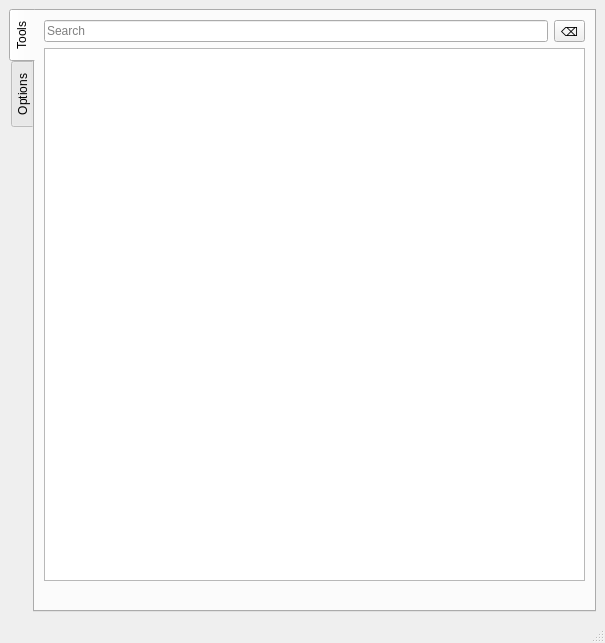
Above: resources/ui/browser.ui from cmontesano/xappt_qt before the change. Below: the same form after it.
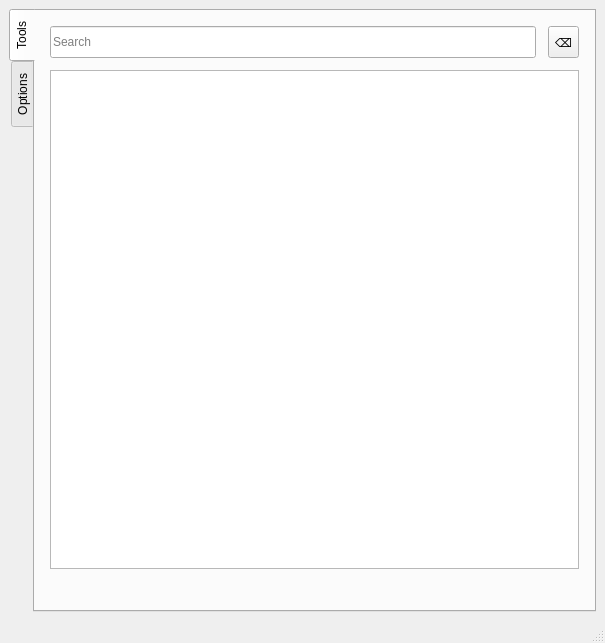
That is the form after the change.

Commit message: adjust spacing

```diff
--- a/resources/ui/browser.ui
+++ b/resources/ui/browser.ui
@@ -27,11 +27,34 @@
        <attribute name="title">
         <string>Tools</string>
        </attribute>
+       <layout class="QGridLayout" name="gridLayout_5">
+        <item row="0" column="0">
        <layout class="QGridLayout" name="gridLayout">
+          <property name="leftMargin">
+           <number>6</number>
+          </property>
+          <property name="topMargin">
+           <number>6</number>
+          </property>
+          <property name="rightMargin">
+           <number>6</number>
+          </property>
+          <property name="bottomMargin">
+           <number>6</number>
+          </property>
+          <property name="spacing">
+           <number>12</number>
+          </property>
         <item row="0" column="0">
          <layout class="QHBoxLayout" name="horizontalLayout">
           <item>
            <widget class="QLineEdit" name="txtSearch">
+              <property name="minimumSize">
+               <size>
+                <width>0</width>
+                <height>32</height>
+               </size>
+              </property>
             <property name="placeholderText">
              <string>Search</string>
             </property>
@@ -39,6 +62,12 @@
           </item>
           <item>
            <widget class="QToolButton" name="btnClear">
+              <property name="minimumSize">
+               <size>
+                <width>0</width>
+                <height>32</height>
+               </size>
+              </property>
             <property name="text">
              <string>⌫</string>
             </property>
@@ -78,6 +107,8 @@
          </widget>
         </item>
        </layout>
+        </item>
+       </layout>
       </widget>
       <widget class="QWidget" name="tabOptions">
        <attribute name="title">
```
Left out of the diff: 16 changed lines with no effect on the pictures. Lines whose indentation alone changed are shown as unchanged. The commit also changes 1 other file.
